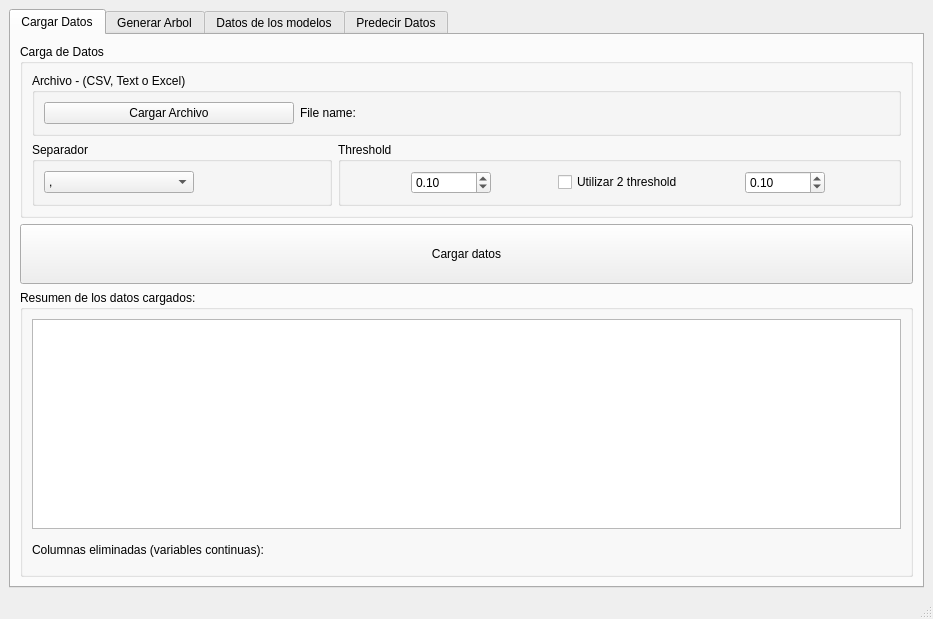
Old version of the form UI.ui in the repository AlejandroFNadal/ia_decision_trees.
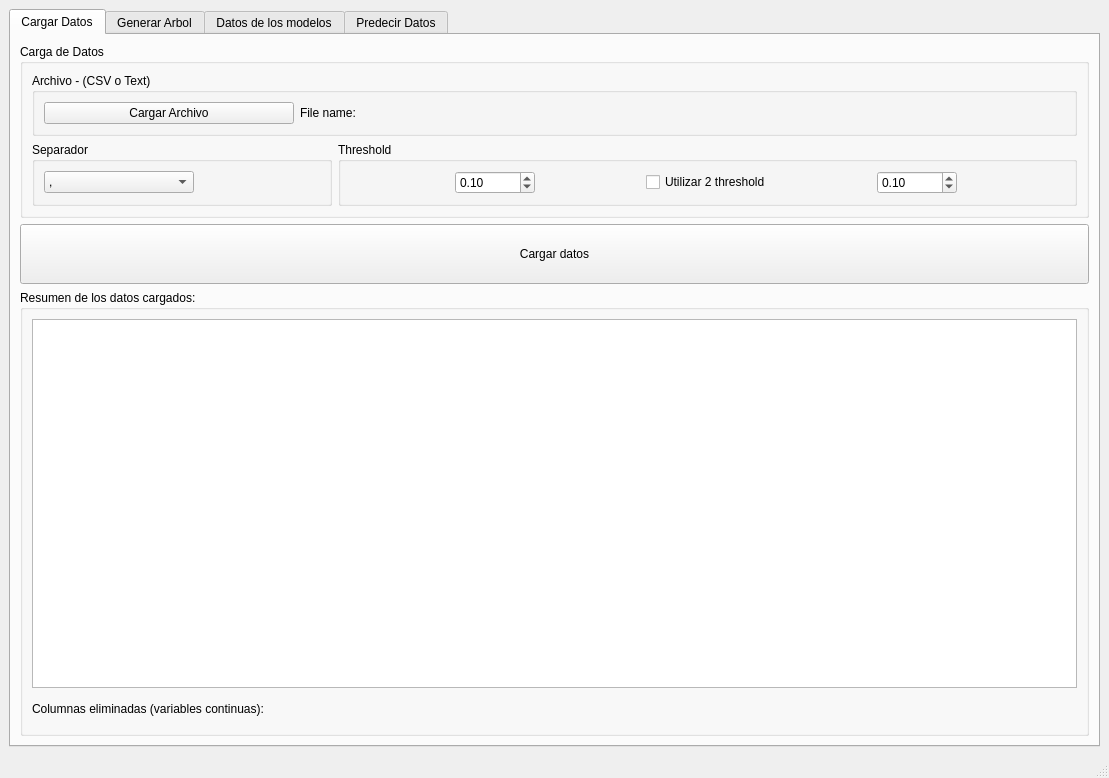
New version of the form.

Patch:
```diff
--- a/UI.ui
+++ b/UI.ui
@@ -6,8 +6,8 @@
    <rect>
     <x>0</x>
     <y>0</y>
-    <width>933</width>
-    <height>619</height>
+    <width>1109</width>
+    <height>778</height>
    </rect>
   </property>
   <property name="maximumSize">
@@ -20,6 +20,12 @@
    <string>MainWindow</string>
   </property>
   <widget class="QWidget" name="centralwidget">
+   <property name="maximumSize">
+    <size>
+     <width>1920</width>
+     <height>1080</height>
+    </size>
+   </property>
    <layout class="QGridLayout" name="gridLayout_7">
     <item row="0" column="0">
      <widget class="QTabWidget" name="accuracyTab">
@@ -152,7 +158,7 @@
            <item row="0" column="0" colspan="2">
             <widget class="QGroupBox" name="cargarArchivoGroup">
              <property name="title">
-              <string>Archivo - (CSV, Text o Excel)</string>
+              <string>Archivo - (CSV o Text)</string>
              </property>
              <layout class="QHBoxLayout" name="horizontalLayout">
               <item>
```
Left out of the diff: 2 changed lines with no effect on the pictures.
